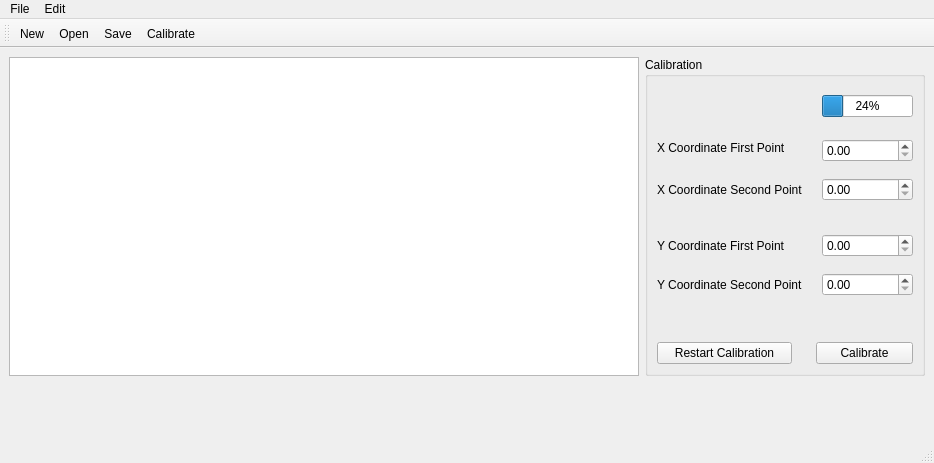
Above: digitiser.ui from EddyDavies/Year3_Graph_Digitiser before the change. Below: the same form after it.
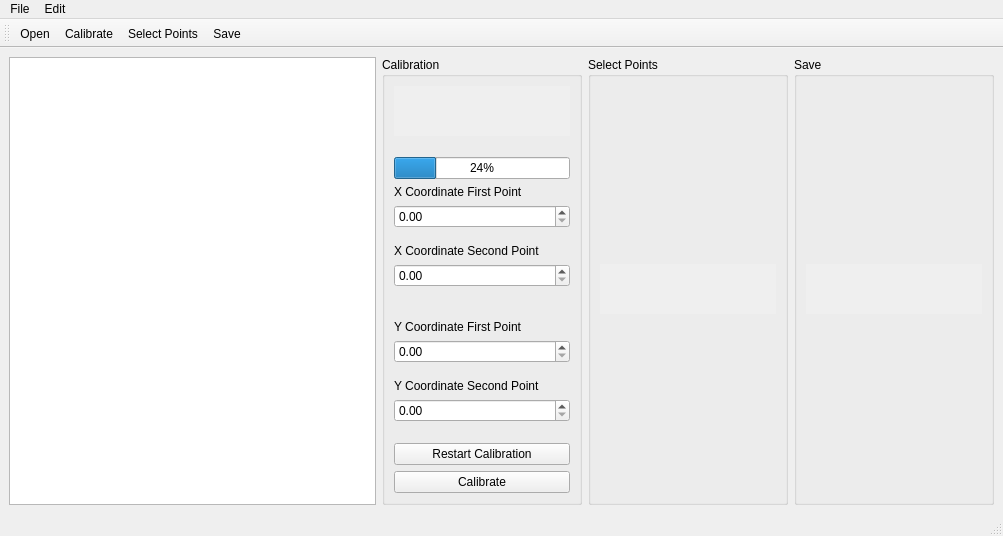
That is the form after the change. Icons and pictures are not drawn.

Patch:
```diff
--- a/digitiser.ui
+++ b/digitiser.ui
@@ -6,16 +6,14 @@
    <rect>
     <x>0</x>
     <y>0</y>
-    <width>934</width>
-    <height>463</height>
+    <width>1003</width>
+    <height>536</height>
    </rect>
   </property>
   <property name="windowTitle">
    <string>Digitiser</string>
   </property>
   <widget class="QWidget" name="centralwidget">
-   <layout class="QVBoxLayout" name="verticalLayout">
-    <item>
      <layout class="QHBoxLayout" name="horizontalLayout">
       <item>
        <widget class="QGraphicsView" name="view"/>
@@ -28,40 +26,107 @@
           <verstretch>0</verstretch>
          </sizepolicy>
         </property>
+      <property name="minimumSize">
+       <size>
+        <width>200</width>
+        <height>0</height>
+       </size>
+      </property>
+      <property name="maximumSize">
+       <size>
+        <width>200</width>
+        <height>16777215</height>
+       </size>
+      </property>
         <property name="title">
          <string>Calibration</string>
         </property>
-        <layout class="QGridLayout" name="gridLayout">
-         <item row="4" column="0">
-          <spacer name="verticalSpacer_4">
+      <layout class="QVBoxLayout" name="verticalLayout">
+       <item>
+        <widget class="QLabel" name="calibrateInstruct">
+         <property name="enabled">
+          <bool>true</bool>
+         </property>
+         <property name="sizePolicy">
+          <sizepolicy hsizetype="Ignored" vsizetype="Fixed">
+           <horstretch>0</horstretch>
+           <verstretch>0</verstretch>
+          </sizepolicy>
+         </property>
+         <property name="minimumSize">
+          <size>
+           <width>0</width>
+           <height>50</height>
+          </size>
+         </property>
+         <property name="autoFillBackground">
+          <bool>true</bool>
+         </property>
+         <property name="text">
+          <string/>
+         </property>
+         <property name="wordWrap">
+          <bool>true</bool>
+         </property>
+        </widget>
+       </item>
+       <item>
+        <spacer name="verticalSpacer_3">
            <property name="orientation">
             <enum>Qt::Vertical</enum>
            </property>
-           <property name="sizeType">
-            <enum>QSizePolicy::Fixed</enum>
-           </property>
            <property name="sizeHint" stdset="0">
             <size>
-             <width>7</width>
-             <height>10</height>
+           <width>20</width>
+           <height>40</height>
             </size>
            </property>
           </spacer>
          </item>
-         <item row="1" column="0" rowspan="2">
+       <item>
+        <widget class="QProgressBar" name="calibrateProgress">
+         <property name="value">
+          <number>24</number>
+         </property>
+        </widget>
+       </item>
+       <item>
           <widget class="QLabel" name="x1Label">
            <property name="text">
             <string>X Coordinate First Point</string>
            </property>
           </widget>
          </item>
-         <item row="8" column="6">
-          <widget class="QDoubleSpinBox" name="y1Box"/>
-         </item>
-         <item row="2" column="6">
+       <item>
           <widget class="QDoubleSpinBox" name="x1Box"/>
          </item>
-         <item row="7" column="0">
+       <item>
+        <spacer name="verticalSpacer_4">
+         <property name="orientation">
+          <enum>Qt::Vertical</enum>
+         </property>
+         <property name="sizeType">
+          <enum>QSizePolicy::Fixed</enum>
+         </property>
+         <property name="sizeHint" stdset="0">
+          <size>
+           <width>7</width>
+           <height>10</height>
+          </size>
+         </property>
+        </spacer>
+       </item>
+       <item>
+        <widget class="QLabel" name="x2Label">
+         <property name="text">
+          <string>X Coordinate Second Point</string>
+         </property>
+        </widget>
+       </item>
+       <item>
+        <widget class="QDoubleSpinBox" name="x2Box"/>
+       </item>
+       <item>
           <spacer name="verticalSpacer_2">
            <property name="orientation">
             <enum>Qt::Vertical</enum>
@@ -77,106 +142,180 @@
            </property>
           </spacer>
          </item>
-         <item row="5" column="0" colspan="6">
-          <widget class="QLabel" name="x2Label">
-           <property name="text">
-            <string>X Coordinate Second Point</string>
-           </property>
-          </widget>
-         </item>
-         <item row="11" column="0" colspan="6">
-          <widget class="QLabel" name="y2Label">
-           <property name="text">
-            <string>Y Coordinate Second Point</string>
-           </property>
-          </widget>
-         </item>
-         <item row="8" column="0" colspan="5">
+       <item>
           <widget class="QLabel" name="y1Label">
            <property name="text">
             <string>Y Coordinate First Point</string>
            </property>
           </widget>
          </item>
-         <item row="13" column="0" colspan="2">
+       <item>
+        <widget class="QDoubleSpinBox" name="y1Box"/>
+       </item>
+       <item>
+        <spacer name="verticalSpacer_5">
+         <property name="orientation">
+          <enum>Qt::Vertical</enum>
+         </property>
+         <property name="sizeType">
+          <enum>QSizePolicy::Fixed</enum>
+         </property>
+         <property name="sizeHint" stdset="0">
+          <size>
+           <width>10</width>
+           <height>10</height>
+          </size>
+         </property>
+        </spacer>
+       </item>
+       <item>
+        <widget class="QLabel" name="y2Label">
+         <property name="text">
+          <string>Y Coordinate Second Point</string>
+         </property>
+        </widget>
+       </item>
+       <item>
+        <widget class="QDoubleSpinBox" name="y2Box">
+         <property name="sizePolicy">
+          <sizepolicy hsizetype="Preferred" vsizetype="Fixed">
+           <horstretch>0</horstretch>
+           <verstretch>0</verstretch>
+          </sizepolicy>
+         </property>
+         <property name="font">
+          <font>
+           <kerning>true</kerning>
+          </font>
+         </property>
+        </widget>
+       </item>
+       <item>
+        <spacer name="verticalSpacer">
+         <property name="orientation">
+          <enum>Qt::Vertical</enum>
+         </property>
+         <property name="sizeType">
+          <enum>QSizePolicy::Expanding</enum>
+         </property>
+         <property name="sizeHint" stdset="0">
+          <size>
+           <width>20</width>
+           <height>40</height>
+          </size>
+         </property>
+        </spacer>
+       </item>
+       <item>
           <widget class="QPushButton" name="resetCalibration">
+         <property name="sizePolicy">
+          <sizepolicy hsizetype="Expanding" vsizetype="Fixed">
+           <horstretch>0</horstretch>
+           <verstretch>0</verstretch>
+          </sizepolicy>
+         </property>
            <property name="text">
             <string>Restart Calibration</string>
            </property>
           </widget>
          </item>
-         <item row="5" column="6">
-          <widget class="QDoubleSpinBox" name="x2Box"/>
-         </item>
-         <item row="11" column="6">
-          <widget class="QDoubleSpinBox" name="y2Box"/>
-         </item>
-         <item row="13" column="5" colspan="2">
+       <item>
           <widget class="QPushButton" name="calibrateButton">
+         <property name="sizePolicy">
+          <sizepolicy hsizetype="Expanding" vsizetype="Fixed">
+           <horstretch>0</horstretch>
+           <verstretch>0</verstretch>
+          </sizepolicy>
+         </property>
            <property name="text">
             <string>Calibrate</string>
            </property>
           </widget>
          </item>
-         <item row="12" column="0">
-          <spacer name="verticalSpacer">
-           <property name="orientation">
-            <enum>Qt::Vertical</enum>
-           </property>
-           <property name="sizeType">
-            <enum>QSizePolicy::Expanding</enum>
-           </property>
-           <property name="sizeHint" stdset="0">
+      </layout>
+     </widget>
+    </item>
+    <item>
+     <widget class="QGroupBox" name="selectPointsGroup">
+      <property name="sizePolicy">
+       <sizepolicy hsizetype="Fixed" vsizetype="Preferred">
+        <horstretch>0</horstretch>
+        <verstretch>0</verstretch>
+       </sizepolicy>
+      </property>
+      <property name="minimumSize">
             <size>
-             <width>20</width>
-             <height>40</height>
-            </size>
-           </property>
-          </spacer>
-         </item>
-         <item row="10" column="0">
-          <spacer name="verticalSpacer_5">
-           <property name="orientation">
-            <enum>Qt::Vertical</enum>
-           </property>
-           <property name="sizeType">
-            <enum>QSizePolicy::Fixed</enum>
-           </property>
-           <property name="sizeHint" stdset="0">
+        <width>200</width>
+        <height>0</height>
+       </size>
+      </property>
+      <property name="maximumSize">
             <size>
-             <width>10</width>
-             <height>10</height>
-            </size>
-           </property>
-          </spacer>
-         </item>
+        <width>200</width>
+        <height>16777215</height>
+       </size>
+      </property>
+      <property name="title">
+       <string>Select Points</string>
+      </property>
+      <layout class="QGridLayout" name="gridLayout_3">
          <item row="0" column="0">
-          <spacer name="verticalSpacer_3">
-           <property name="orientation">
-            <enum>Qt::Vertical</enum>
-           </property>
-           <property name="sizeHint" stdset="0">
+        <widget class="QLabel" name="selectPointsInstruct">
+         <property name="enabled">
+          <bool>true</bool>
+         </property>
+         <property name="sizePolicy">
+          <sizepolicy hsizetype="Ignored" vsizetype="Fixed">
+           <horstretch>0</horstretch>
+           <verstretch>0</verstretch>
+          </sizepolicy>
+         </property>
+         <property name="minimumSize">
             <size>
-             <width>20</width>
-             <height>40</height>
-            </size>
-           </property>
-          </spacer>
-         </item>
-         <item row="0" column="6">
-          <widget class="QProgressBar" name="progressBar">
-           <property name="value">
-            <number>24</number>
-           </property>
+           <width>0</width>
+           <height>50</height>
+          </size>
+         </property>
+         <property name="autoFillBackground">
+          <bool>true</bool>
+         </property>
+         <property name="text">
+          <string/>
+         </property>
+         <property name="wordWrap">
+          <bool>true</bool>
+         </property>
           </widget>
          </item>
         </layout>
        </widget>
       </item>
-     </layout>
-    </item>
     <item>
-     <widget class="QLabel" name="instructLabel">
+     <widget class="QGroupBox" name="saveGroup">
+      <property name="sizePolicy">
+       <sizepolicy hsizetype="Fixed" vsizetype="Preferred">
+        <horstretch>0</horstretch>
+        <verstretch>0</verstretch>
+       </sizepolicy>
+      </property>
+      <property name="minimumSize">
+       <size>
+        <width>200</width>
+        <height>0</height>
+       </size>
+      </property>
+      <property name="maximumSize">
+       <size>
+        <width>200</width>
+        <height>16777215</height>
+       </size>
+      </property>
+      <property name="title">
+       <string>Save</string>
+      </property>
+      <layout class="QGridLayout" name="gridLayout_2">
+       <item row="0" column="0">
+        <widget class="QLabel" name="saveInstruct">
       <property name="enabled">
        <bool>true</bool>
       </property>
@@ -201,6 +340,9 @@
       <property name="wordWrap">
        <bool>true</bool>
       </property>
+        </widget>
+       </item>
+      </layout>
      </widget>
     </item>
    </layout>
@@ -210,7 +352,7 @@
     <rect>
      <x>0</x>
      <y>0</y>
-     <width>934</width>
+     <width>1003</width>
      <height>22</height>
     </rect>
    </property>
@@ -218,7 +360,6 @@
     <property name="title">
      <string>File</string>
     </property>
-    <addaction name="actionNew"/>
     <addaction name="actionOpen"/>
     <addaction name="actionSave"/>
    </widget>
@@ -227,6 +368,7 @@
      <string>Edit</string>
     </property>
     <addaction name="actionCalibrate"/>
+    <addaction name="actionSelect_Points"/>
    </widget>
    <addaction name="menuFile"/>
    <addaction name="menuEdit"/>
@@ -242,24 +384,15 @@
    <attribute name="toolBarBreak">
     <bool>false</bool>
    </attribute>
-   <addaction name="actionNew"/>
    <addaction name="actionOpen"/>
-   <addaction name="actionSave"/>
    <addaction name="actionCalibrate"/>
+   <addaction name="actionSelect_Points"/>
+   <addaction name="actionSave"/>
   </widget>
-  <action name="actionNew">
-   <property name="icon">
-    <iconset resource="Resources.qrc">
-     <normaloff>:/images/New.png</normaloff>:/images/New.png</iconset>
-   </property>
-   <property name="text">
-    <string>New</string>
-   </property>
-  </action>
   <action name="actionOpen">
    <property name="icon">
     <iconset resource="Resources.qrc">
-     <normaloff>:/images/Folder.png</normaloff>:/images/Folder.png</iconset>
+     <normaloff>:/images/Load.png</normaloff>:/images/Load.png</iconset>
    </property>
    <property name="text">
     <string>Open</string>
@@ -268,7 +401,7 @@
   <action name="actionSave">
    <property name="icon">
     <iconset resource="Resources.qrc">
-     <normaloff>:/images/Save file.png</normaloff>:/images/Save file.png</iconset>
+     <normaloff>:/images/Save.png</normaloff>:/images/Save.png</iconset>
    </property>
    <property name="text">
     <string>Save</string>
@@ -283,6 +416,15 @@
     <string>Calibrate</string>
    </property>
   </action>
+  <action name="actionSelect_Points">
+   <property name="icon">
+    <iconset resource="Resources.qrc">
+     <normaloff>:/images/Click_Points.png</normaloff>:/images/Click_Points.png</iconset>
+   </property>
+   <property name="text">
+    <string>Select Points</string>
+   </property>
+  </action>
  </widget>
  <resources>
   <include location="Resources.qrc"/>
```
Lines whose indentation alone changed are shown as unchanged.
